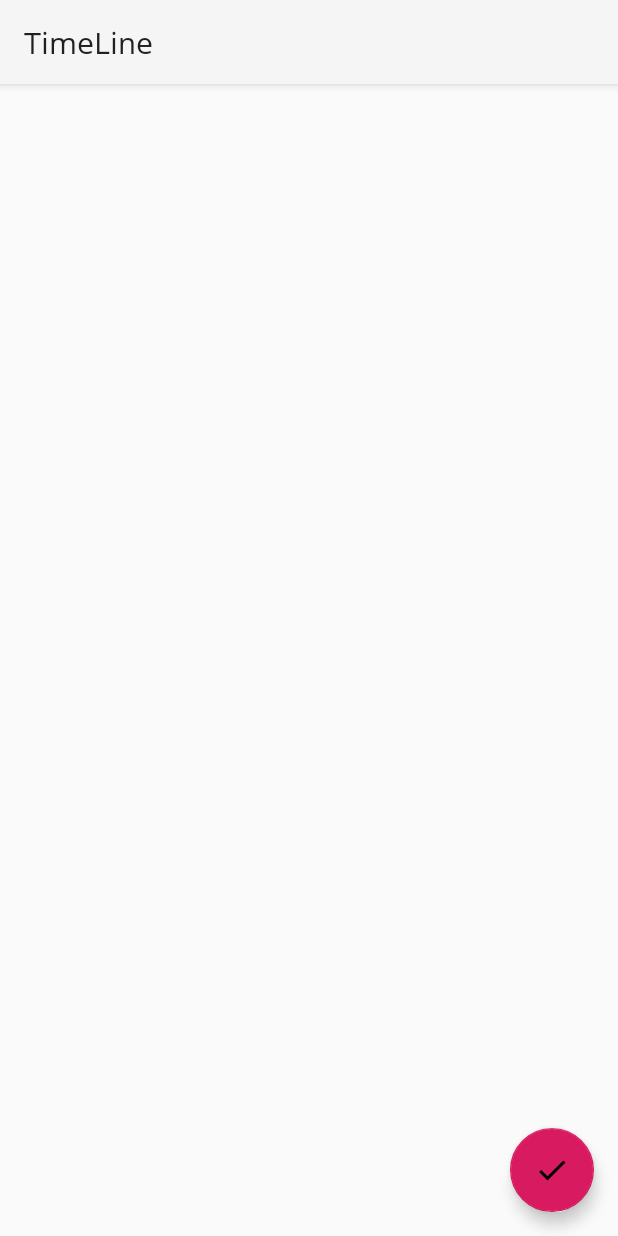
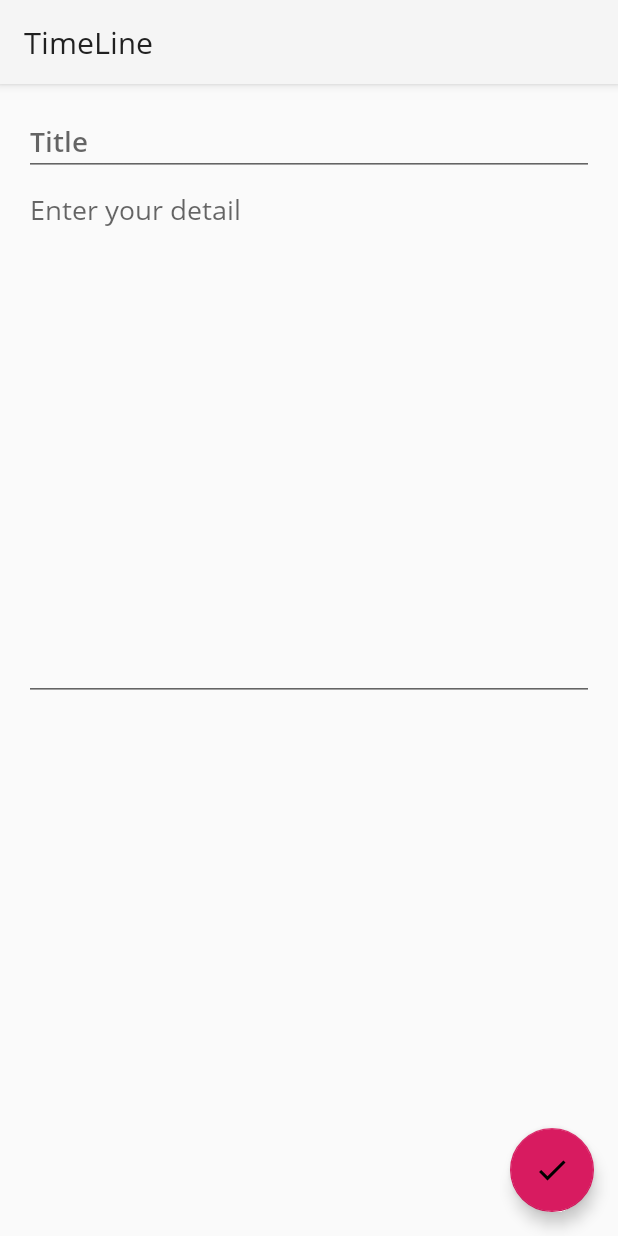
Before and after one commit to ybleeho/TimeLine, an Android app: the WriteFragment screen opened through its navigation route, on a phone screen of 412 x 824 dp. Run offline under Robolectric (Android 15) with nearby library versions, the phone set to English and light mode, and no system bars; our stand-ins replace navigation-ui.

Commit message:
wirete ui

```diff
--- a/app/src/main/res/layout/fragment_write.xml
+++ b/app/src/main/res/layout/fragment_write.xml
@@ -5,35 +5,53 @@
     android:layout_width="match_parent"
     android:layout_height="match_parent"
     tools:context=".ui.write.WriteFragment">
+
     <androidx.coordinatorlayout.widget.CoordinatorLayout
         android:layout_width="match_parent"
         android:layout_height="match_parent">
+
         <ScrollView
             android:id="@+id/refresh_layout"
             android:layout_width="match_parent"
             android:layout_height="match_parent">
+
             <LinearLayout
                 android:layout_width="match_parent"
                 android:layout_height="wrap_content"
                 android:orientation="vertical"
                 android:paddingLeft="16dp"
-                android:paddingBottom="16dp"
                 android:paddingTop="16dp"
-                android:paddingRight="16dp">
+                android:paddingRight="16dp"
+                android:paddingBottom="16dp">
 
+                <EditText
+                    android:id="@+id/write_title"
+                    android:layout_width="match_parent"
+                    android:layout_height="wrap_content"
+                    android:hint="Title"
+                    android:maxLines="1"
+                    android:textStyle="bold" />
+
+                <EditText
+                    android:id="@+id/write_detail"
+                    android:layout_width="match_parent"
+                    android:layout_height="350dp"
+                    android:gravity="top"
+                    android:hint="Enter your detail"/>
 
 
             </LinearLayout>
         </ScrollView>
+
         <com.google.android.material.floatingactionbutton.FloatingActionButton
             android:id="@+id/save_timeline_fab"
             android:layout_width="wrap_content"
             android:layout_height="wrap_content"
             android:layout_margin="16dp"
+            android:src="@drawable/ic_done_black_24dp"
             app:fabSize="normal"
-            android:src="@drawable/ic_done_black_24dp"
             app:layout_anchor="@id/refresh_layout"
-            app:layout_anchorGravity="bottom|right|end"/>
+            app:layout_anchorGravity="bottom|right|end" />
     </androidx.coordinatorlayout.widget.CoordinatorLayout>
 
 </FrameLayout>
```
